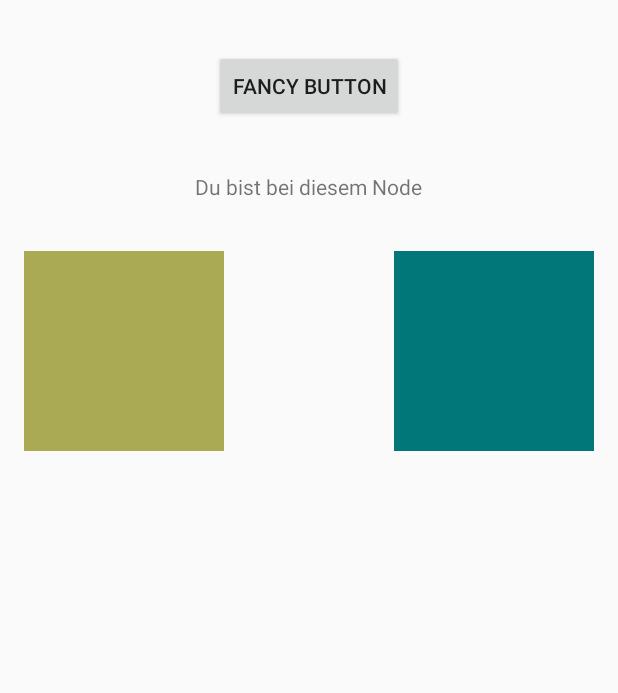
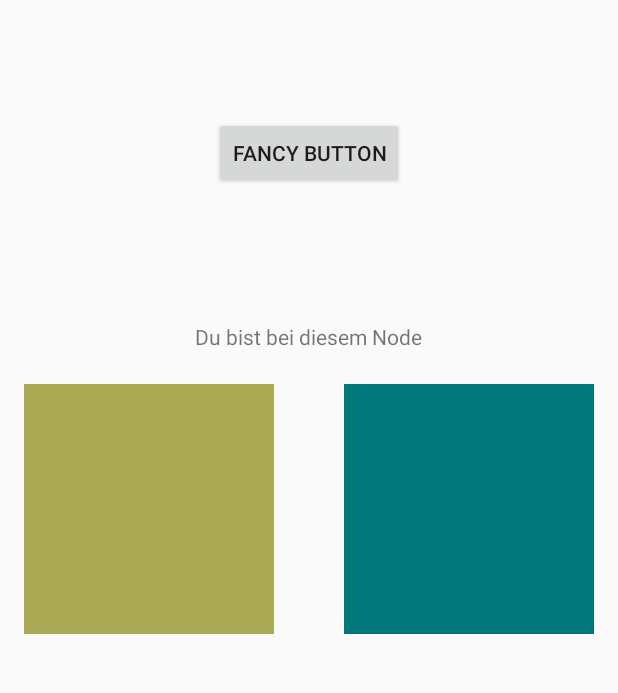
Before and after one commit to myossinc/urwalking, an Android app: the screen it shows after launch (MainActivity), on a phone screen of 412 x 824 dp, the part 160-853 px from its top. Run offline under Robolectric (Android 15) with nearby library versions, the phone set to English and light mode, and no system bars.

Commit message:
Update layout distances from px to pt

```diff
--- a/OfflineNavigation/app/src/main/res/layout/activity_main.xml
+++ b/OfflineNavigation/app/src/main/res/layout/activity_main.xml
@@ -21,7 +21,8 @@
         android:layout_centerHorizontal="true"
         android:text="@string/button_text"
         android:layout_below="@id/headline"
-        android:layout_marginBottom="50px"/>
+        android:layout_marginTop="20pt"
+        android:layout_marginBottom="40pt"/>
 
     <TextView
         android:id="@+id/node_name"
@@ -30,20 +31,20 @@
         android:layout_centerHorizontal="true"
         android:text="@string/node_hint"
         android:layout_below="@id/fanciest_button_ever"
-        android:layout_marginBottom="50px"/>
+        android:layout_marginBottom="10pt"/>
 
     <ImageView
         android:id="@+id/camera_image"
-        android:layout_width="200px"
-        android:layout_height="200px"
+        android:layout_width="75pt"
+        android:layout_height="75pt"
         android:layout_below="@id/node_name"
         android:layout_alignParentLeft="true"
         android:background="#AAAA55"/>
 
     <ImageView
         android:id="@+id/mathed_image"
-        android:layout_width="200px"
-        android:layout_height="200px"
+        android:layout_width="75pt"
+        android:layout_height="75pt"
         android:layout_below="@id/node_name"
         android:layout_alignParentRight="true"
         android:background="#01777A"/>
```
Also changed, not shown: 1 other file.
